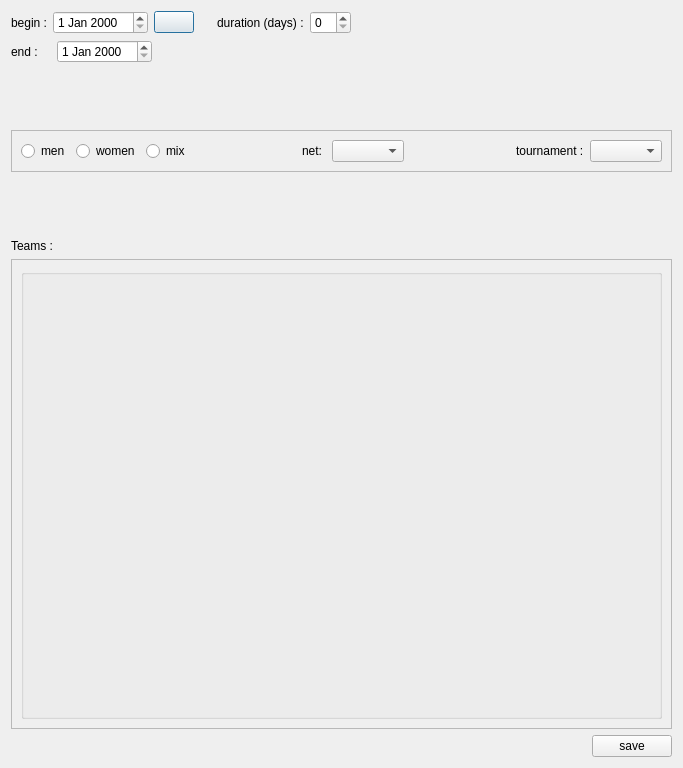
Qt form BVB_Manager/tournamentcreator.ui (Sautenko-Andrey/BVB_Manager) before a commit.
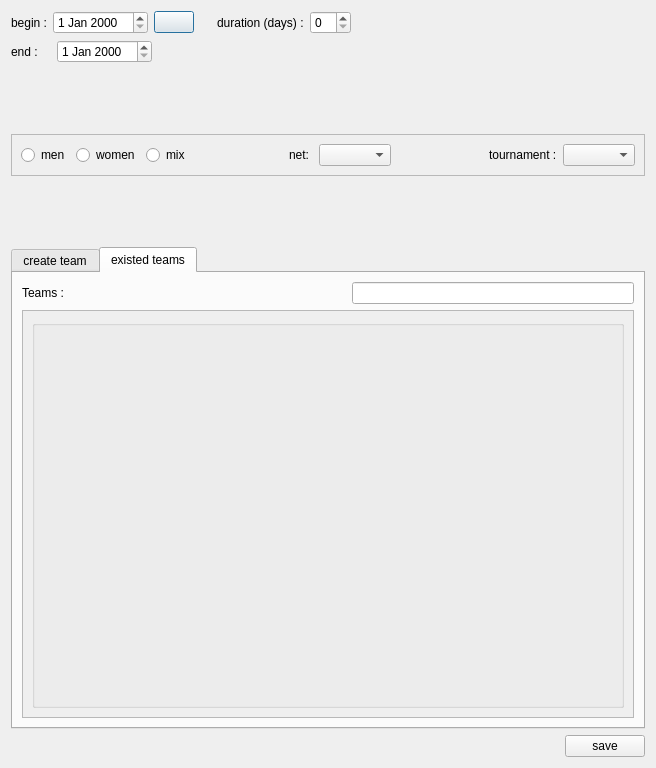
The same form after that commit. Icons and pictures are not drawn.

Commit message: added search tool to the tournament creator, changed view at all

```diff
--- a/BVB_Manager/tournamentcreator.ui
+++ b/BVB_Manager/tournamentcreator.ui
@@ -6,7 +6,7 @@
    <rect>
     <x>0</x>
     <y>0</y>
-    <width>683</width>
+    <width>656</width>
     <height>768</height>
    </rect>
   </property>
@@ -19,12 +19,10 @@
   <property name="windowTitle">
    <string>Dialog</string>
   </property>
-  <layout class="QHBoxLayout" name="horizontalLayout_8">
+  <layout class="QHBoxLayout" name="horizontalLayout_10">
    <item>
     <layout class="QVBoxLayout" name="verticalLayout_4">
      <item>
-      <layout class="QVBoxLayout" name="verticalLayout_3">
-       <item>
         <layout class="QHBoxLayout" name="horizontalLayout_5">
          <item>
           <layout class="QVBoxLayout" name="verticalLayout">
@@ -245,6 +243,29 @@
        <item>
         <layout class="QVBoxLayout" name="verticalLayout_2">
          <item>
+        <widget class="QTabWidget" name="tabWidget">
+         <property name="minimumSize">
+          <size>
+           <width>621</width>
+           <height>482</height>
+          </size>
+         </property>
+         <property name="currentIndex">
+          <number>1</number>
+         </property>
+         <widget class="QWidget" name="tab">
+          <attribute name="title">
+           <string>create team</string>
+          </attribute>
+         </widget>
+         <widget class="QWidget" name="tab_2">
+          <attribute name="title">
+           <string>existed teams</string>
+          </attribute>
+          <layout class="QVBoxLayout" name="verticalLayout_3">
+           <item>
+            <layout class="QHBoxLayout" name="horizontalLayout_8">
+             <item>
           <widget class="QLabel" name="label_5">
            <property name="text">
             <string>Teams :</string>
@@ -252,11 +273,29 @@
           </widget>
          </item>
          <item>
+              <spacer name="horizontalSpacer_4">
+               <property name="orientation">
+                <enum>Qt::Horizontal</enum>
+               </property>
+               <property name="sizeHint" stdset="0">
+                <size>
+                 <width>248</width>
+                 <height>20</height>
+                </size>
+               </property>
+              </spacer>
+             </item>
+             <item>
+              <widget class="QLineEdit" name="searchByNameLine"/>
+             </item>
+            </layout>
+           </item>
+           <item>
           <widget class="QScrollArea" name="teamsScrollArea">
            <property name="minimumSize">
             <size>
              <width>600</width>
-             <height>470</height>
+               <height>400</height>
             </size>
            </property>
            <property name="widgetResizable">
@@ -267,8 +306,8 @@
              <rect>
               <x>0</x>
               <y>0</y>
-              <width>657</width>
-              <height>468</height>
+                <width>610</width>
+                <height>400</height>
              </rect>
             </property>
             <layout class="QHBoxLayout" name="horizontalLayout_11">
@@ -284,8 +323,8 @@
           </widget>
          </item>
         </layout>
-       </item>
-      </layout>
+         </widget>
+        </widget>
      </item>
      <item>
       <layout class="QHBoxLayout" name="horizontalLayout_9">
@@ -308,6 +347,8 @@
           <string>save</string>
          </property>
         </widget>
+         </item>
+        </layout>
        </item>
       </layout>
      </item>
```
Lines whose indentation alone changed are shown as unchanged. The commit also changes 3 other files.
